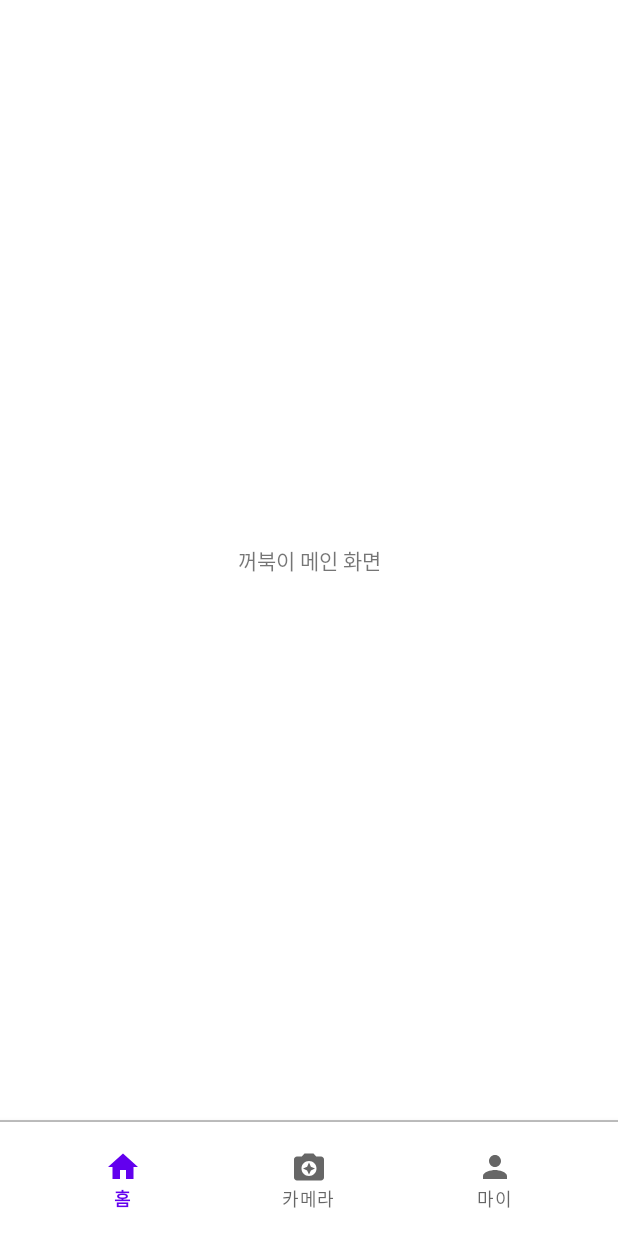
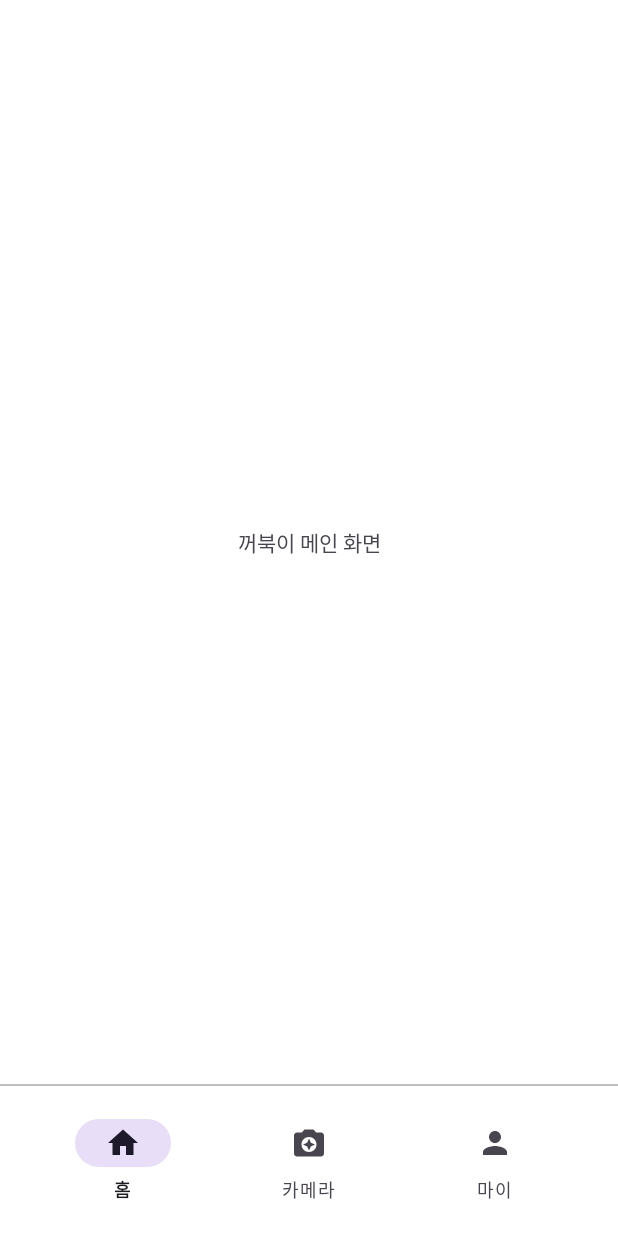
Before and after one commit to songmik/NeckDetector, an Android app: the screen it shows after launch (MainActivity), on a phone screen of 412 x 824 dp. Run offline under Robolectric (Android 15) with nearby library versions, the phone set to English and light mode, and no system bars; libraries missing offline, so code that uses them is left out: androidx.camera.core, androidx.camera.lifecycle.

Commit message:
Update Android Studio Version

```diff
--- a/app/src/main/AndroidManifest.xml
+++ b/app/src/main/AndroidManifest.xml
@@ -2,6 +2,9 @@
 <manifest xmlns:android="http://schemas.android.com/apk/res/android"
     xmlns:tools="http://schemas.android.com/tools">
 
+    <uses-feature
+        android:name="android.hardware.camera"
+        android:required="false" />
     <uses-permission android:name="android.permission.CAMERA"/>
 
     <application
--- a/app/src/main/java/com/mj/neckdetector/ui/MainActivity.kt
+++ b/app/src/main/java/com/mj/neckdetector/ui/MainActivity.kt
@@ -2,8 +2,12 @@ package com.mj.neckdetector.ui
 
 import android.Manifest
 import android.content.pm.PackageManager
+import android.os.Build
 import androidx.appcompat.app.AppCompatActivity
 import android.os.Bundle
+import android.view.View
+import android.view.WindowInsets
+import android.view.WindowInsetsController
 import androidx.core.app.ActivityCompat
 import androidx.core.content.ContextCompat
 import androidx.fragment.app.Fragment
@@ -25,6 +29,8 @@ class MainActivity : AppCompatActivity() {
         super.onCreate(savedInstanceState)
         binding = ActivityMainBinding.inflate(layoutInflater)
         setContentView(binding.root)
+
+        hideBottomBar()
 
         checkPermissions()
 
@@ -63,4 +69,20 @@ class MainActivity : AppCompatActivity() {
             ActivityCompat.requestPermissions(this, arrayPermission, 400)
         }
     }
+
+    private fun hideBottomBar() {
+        if (Build.VERSION.SDK_INT >= Build.VERSION_CODES.R) {
+            window.setDecorFitsSystemWindows(false)
+
+            val controller = window.insetsController
+            if (controller != null) {
+                // navigationBars -> 하단바 제거
+                controller.hide(WindowInsets.Type.navigationBars())
+                controller.systemBarsBehavior = WindowInsetsController.BEHAVIOR_SHOW_TRANSIENT_BARS_BY_SWIPE
+            }
+        } else {
+            window.decorView.systemUiVisibility =
+                (View.SYSTEM_UI_FLAG_IMMERSIVE_STICKY or View.SYSTEM_UI_FLAG_HIDE_NAVIGATION or View.SYSTEM_UI_FLAG_FULLSCREEN)
+        }
+    }
 }
--- a/app/src/main/res/layout/activity_main.xml
+++ b/app/src/main/res/layout/activity_main.xml
@@ -10,13 +10,13 @@
         android:id="@+id/frameLayout"
         android:layout_width="match_parent"
         android:layout_height="0dp"
-        app:layout_constraintBottom_toTopOf="@id/divider"
+        app:layout_constraintBottom_toTopOf="@id/dividerTwo"
         app:layout_constraintEnd_toEndOf="parent"
         app:layout_constraintStart_toStartOf="parent"
         app:layout_constraintTop_toTopOf="parent" />
 
     <View
-        android:id="@+id/divider"
+        android:id="@+id/dividerTwo"
         android:layout_width="wrap_content"
         android:layout_height="1dp"
         android:background="@color/gray"
@@ -28,6 +28,7 @@
         android:id="@+id/bottomNavigation"
         android:layout_width="wrap_content"
         android:layout_height="wrap_content"
+        android:background="@color/white"
         android:paddingStart="20dp"
         android:paddingTop="10dp"
         android:paddingEnd="20dp"
--- a/app/src/main/res/layout/fragment_home.xml
+++ b/app/src/main/res/layout/fragment_home.xml
@@ -2,6 +2,7 @@
 <FrameLayout xmlns:android="http://schemas.android.com/apk/res/android"
     xmlns:tools="http://schemas.android.com/tools"
     android:layout_width="match_parent"
+    android:background="@color/white"
     android:layout_height="match_parent"
     tools:context=".ui.fragment.HomeFragment">
 
--- a/app/src/main/res/layout/fragment_my.xml
+++ b/app/src/main/res/layout/fragment_my.xml
@@ -3,6 +3,7 @@
     xmlns:tools="http://schemas.android.com/tools"
     android:layout_width="match_parent"
     android:layout_height="match_parent"
+    android:background="@color/white"
     tools:context=".ui.fragment.MyFragment">
 
     <TextView
--- a/app/src/main/res/values-night/themes.xml
+++ b/app/src/main/res/values-night/themes.xml
@@ -1,16 +1,8 @@
-<resources xmlns:tools="http://schemas.android.com/tools">
+<resources>
     <!-- Base application theme. -->
-    <style name="Theme.NeckDetector" parent="Theme.MaterialComponents.DayNight.DarkActionBar">
-        <!-- Primary brand color. -->
-        <item name="colorPrimary">@color/purple_200</item>
-        <item name="colorPrimaryVariant">@color/purple_700</item>
-        <item name="colorOnPrimary">@color/black</item>
-        <!-- Secondary brand color. -->
-        <item name="colorSecondary">@color/teal_200</item>
-        <item name="colorSecondaryVariant">@color/teal_200</item>
-        <item name="colorOnSecondary">@color/black</item>
-        <!-- Status bar color. -->
-        <item name="android:statusBarColor">?attr/colorPrimaryVariant</item>
-        <!-- Customize your theme here. -->
+    <style name="Base.Theme.NeckDetector" parent="Theme.Material3.DayNight.NoActionBar">
+
+
     </style>
+    <style name="Theme.NeckDetector" parent="Base.Theme.NeckDetector"/>
 </resources>
--- a/app/src/main/res/values/colors.xml
+++ b/app/src/main/res/values/colors.xml
@@ -1,10 +1,5 @@
 <?xml version="1.0" encoding="utf-8"?>
 <resources>
-    <color name="purple_200">#FFBB86FC</color>
-    <color name="purple_500">#FF6200EE</color>
-    <color name="purple_700">#FF3700B3</color>
-    <color name="teal_200">#FF03DAC5</color>
-    <color name="teal_700">#FF018786</color>
     <color name="black">#FF000000</color>
     <color name="white">#FFFFFFFF</color>
 
--- a/app/src/main/res/values/themes.xml
+++ b/app/src/main/res/values/themes.xml
@@ -1,16 +1,10 @@
-<resources xmlns:tools="http://schemas.android.com/tools">
+<resources>
     <!-- Base application theme. -->
-    <style name="Theme.NeckDetector" parent="Theme.MaterialComponents.DayNight.NoActionBar">
-        <!-- Primary brand color. -->
-        <item name="colorPrimary">@color/purple_500</item>
-        <item name="colorPrimaryVariant">@color/purple_700</item>
-        <item name="colorOnPrimary">@color/white</item>
-        <!-- Secondary brand color. -->
-        <item name="colorSecondary">@color/teal_200</item>
-        <item name="colorSecondaryVariant">@color/teal_700</item>
-        <item name="colorOnSecondary">@color/black</item>
-        <!-- Status bar color. -->
-        <item name="android:statusBarColor">?attr/colorPrimaryVariant</item>
-        <!-- Customize your theme here. -->
+    <style name="Base.Theme.NeckDetector" parent="Theme.Material3.DayNight.NoActionBar">
+
+        <item name="android:statusBarColor">@android:color/white</item>
+        <item name="android:windowLightStatusBar">true</item>
+
     </style>
+    <style name="Theme.NeckDetector" parent="Base.Theme.NeckDetector"/>
 </resources>
--- a/build.gradle
+++ b/build.gradle
@@ -1,6 +1,6 @@
 // Top-level build file where you can add configuration options common to all sub-projects/modules.
 plugins {
-    id 'com.android.application' version '7.4.2' apply false
-    id 'com.android.library' version '7.4.2' apply false
-    id 'org.jetbrains.kotlin.android' version '1.8.0' apply false
+    id 'com.android.application' version '8.1.0' apply false
+    id 'com.android.library' version '8.1.0' apply false
+    id 'org.jetbrains.kotlin.android' version '1.8.20' apply false
 }
```
Also changed, not shown: app/src/main/java/com/mj/neckdetector/ui/fragment/CameraFragment.kt (+95 -1 lines), app/src/main/res/layout/fragment_camera.xml (+12 -0 lines), gradle/wrapper/gradle-wrapper.properties.
